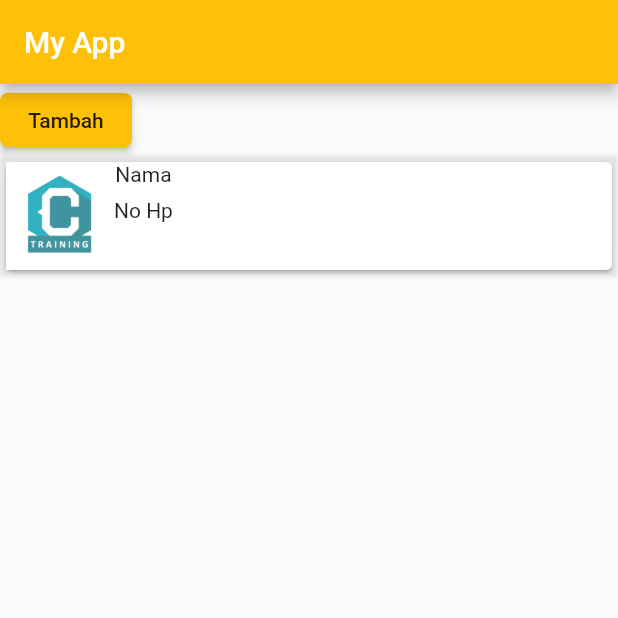
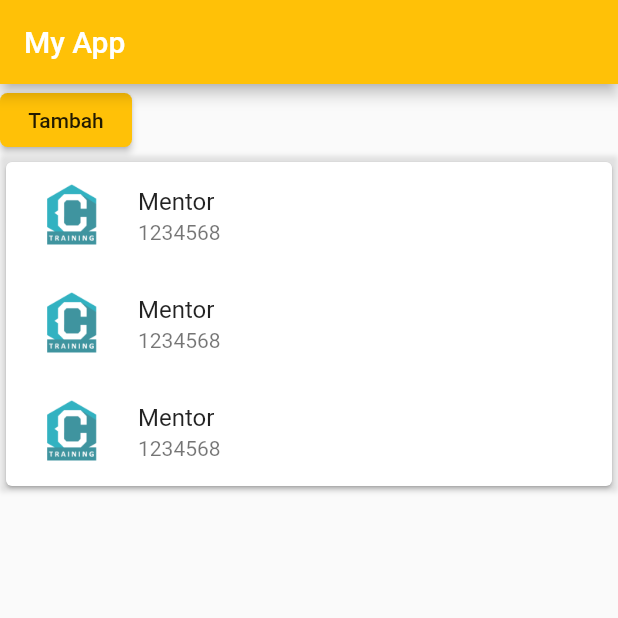
Before and after one commit to exceldeo/FlutterTutorialCrocodic, a Flutter app: the screen it shows after launch, on a phone screen of 412 x 824 dp, the top half of it. Run offline on Flutter 3.47's test engine with Material 2 defaults, Android fonts, the phone set to English and light mode, and no system bars.

Commit message:
memperbarui tampilan home screen

```diff
--- a/my_app/lib/homeScreen.dart
+++ b/my_app/lib/homeScreen.dart
@@ -31,7 +31,6 @@ class _HomeScreenState extends State<HomeScreen> {
                   // side: BorderSide(color: Colors.red)
                 )),
             Container(
-              height: 80,
               width: double.infinity,
               decoration: new BoxDecoration(
                 boxShadow: [
@@ -43,18 +42,23 @@ class _HomeScreenState extends State<HomeScreen> {
               ),
               child: Card(
                 // color: Colors.black,
-                child: Row(
+                child: Column(
                   children: [
-                    Image.asset('assets/logoCrocodic.png'),
-                    Column(
-                      children: [
-                        Text("Nama"),
-                        SizedBox(
-                          height: 8,
-                        ),
-                        Text("No Hp")
-                      ],
-                    )
+                    ListTile(
+                      leading: Image.asset('assets/logoCrocodic.png'),
+                      title: Text("Mentor"),
+                      subtitle: Text("1234568"),
+                    ),
+                    ListTile(
+                      leading: Image.asset('assets/logoCrocodic.png'),
+                      title: Text("Mentor"),
+                      subtitle: Text("1234568"),
+                    ),
+                    ListTile(
+                      leading: Image.asset('assets/logoCrocodic.png'),
+                      title: Text("Mentor"),
+                      subtitle: Text("1234568"),
+                    ),
                   ],
                 ),
               ),
```
